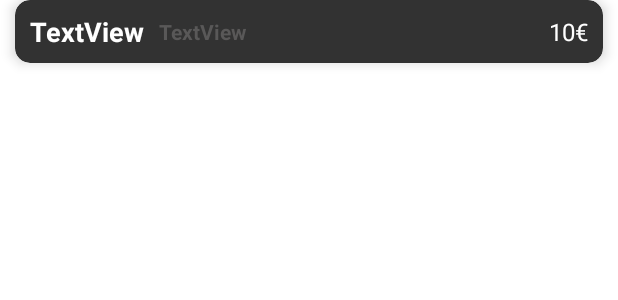
After one commit to Turksat46/bartender-io, an Android app: the layout ordereditemrow.xml on its own in the app's theme, with its tools: preview values and no code run, on a phone screen of 412 x 824 dp. The commit adds this screen. Shown: the top 300 px of the screen. Run offline under Robolectric (Android 15) with nearby library versions, the phone set to English and light mode, and no system bars.

Commit message:
Added ordering mechanism

```diff
--- a/app/build.gradle
+++ b/app/build.gradle
@@ -11,8 +11,8 @@ android {
         applicationId "com.turksat46.bartender"
         minSdk 30
         targetSdk 34
-        versionCode 4
-        versionName "1.0.3"
+        versionCode 5
+        versionName "1.1.3"
 
         testInstrumentationRunner "androidx.test.runner.AndroidJUnitRunner"
     }
@@ -53,6 +53,7 @@ dependencies {
     implementation("com.google.android.gms:play-services-auth:20.7.0")
     implementation 'com.firebaseui:firebase-ui-auth:7.2.0'
     implementation("com.google.android.gms:play-services-wallet:19.3.0")
+    implementation 'com.google.android.play:integrity:1.3.0'
 
     implementation 'com.squareup.picasso:picasso:2.8'
 }
--- a/app/src/main/java/com/turksat46/bartender/PaymentsUtil.java
+++ b/app/src/main/java/com/turksat46/bartender/PaymentsUtil.java
@@ -232,6 +232,7 @@ public class PaymentsUtil {
      * @param cents value of the price in cents.
      */
     public static String centsToString(long cents) {
+        //TODO: Diese Rundungen weg machen amk das klaut mir die Cents
         return new BigDecimal(cents)
                 .divide(CENTS_IN_A_UNIT, RoundingMode.HALF_EVEN)
                 .setScale(2, RoundingMode.HALF_EVEN)
--- /dev/null
+++ b/app/src/main/res/drawable/baseline_add_24.xml
@@ -0,0 +1,5 @@
+<vector android:height="24dp" android:tint="#FFFFFF"
+    android:viewportHeight="24" android:viewportWidth="24"
+    android:width="24dp" xmlns:android="http://schemas.android.com/apk/res/android">
+    <path android:fillColor="@android:color/white" android:pathData="M19,13h-6v6h-2v-6H5v-2h6V5h2v6h6v2z"/>
+</vector>
--- a/app/src/main/res/layout/activity_ordering.xml
+++ b/app/src/main/res/layout/activity_ordering.xml
@@ -154,6 +154,8 @@
                     android:layout_marginTop="10dp"
                     android:layout_marginEnd="10dp"
                     app:layout_constraintEnd_toEndOf="parent"
+                    app:layout_constraintHeight_max="180dp"
+                    app:layout_constraintHeight_min="180dp"
                     app:layout_constraintStart_toStartOf="parent"
                     app:layout_constraintTop_toBottomOf="@id/currentordertext">
 
--- /dev/null
+++ b/app/src/main/res/layout/ordereditemrow.xml
@@ -0,0 +1,67 @@
+<?xml version="1.0" encoding="utf-8"?>
+<androidx.constraintlayout.widget.ConstraintLayout xmlns:android="http://schemas.android.com/apk/res/android"
+    xmlns:app="http://schemas.android.com/apk/res-auto"
+    xmlns:tools="http://schemas.android.com/tools"
+    android:layout_width="match_parent"
+    android:layout_height="50dp">
+
+    <androidx.cardview.widget.CardView
+        android:layout_width="match_parent"
+        android:layout_height="wrap_content"
+        android:layout_marginStart="10dp"
+        android:layout_marginEnd="10dp"
+        app:cardBackgroundColor="#323232"
+        app:cardCornerRadius="10dp"
+        app:cardElevation="5dp"
+        app:layout_constraintEnd_toEndOf="parent"
+        app:layout_constraintStart_toStartOf="parent"
+        app:layout_constraintTop_toTopOf="parent">
+
+        <androidx.constraintlayout.widget.ConstraintLayout
+            android:layout_width="match_parent"
+            android:layout_height="match_parent">
+
+            <TextView
+                android:id="@+id/itemNameTextView"
+                android:layout_width="wrap_content"
+                android:layout_height="wrap_content"
+                android:layout_marginStart="10dp"
+                android:layout_marginTop="5dp"
+                android:layout_marginBottom="5dp"
+                android:text="TextView"
+                android:textColor="#FFFFFF"
+                android:textSize="18sp"
+                android:textStyle="bold"
+                app:layout_constraintBottom_toBottomOf="parent"
+                app:layout_constraintStart_toStartOf="parent"
+                app:layout_constraintTop_toTopOf="parent" />
+
+            <TextView
+                android:id="@+id/itemCostTextView"
+                android:layout_width="wrap_content"
+                android:layout_height="wrap_content"
+                android:layout_marginTop="10dp"
+                android:layout_marginEnd="10dp"
+                android:layout_marginBottom="10dp"
+                android:text="10€"
+                android:textColor="#FFFFFF"
+                android:textSize="16sp"
+                app:layout_constraintBottom_toBottomOf="parent"
+                app:layout_constraintEnd_toEndOf="parent"
+                app:layout_constraintTop_toTopOf="parent" />
+
+            <TextView
+                android:id="@+id/baveragesizeTextView"
+                android:layout_width="wrap_content"
+                android:layout_height="wrap_content"
+                android:layout_marginStart="10dp"
+                android:text="TextView"
+                android:textColor="#595858"
+                android:textStyle="bold"
+                app:layout_constraintBottom_toBottomOf="parent"
+                app:layout_constraintStart_toEndOf="@+id/itemNameTextView"
+                app:layout_constraintTop_toTopOf="parent" />
+
+        </androidx.constraintlayout.widget.ConstraintLayout>
+    </androidx.cardview.widget.CardView>
+</androidx.constraintlayout.widget.ConstraintLayout>
```
Also changed, not shown: app/src/main/java/com/turksat46/bartender/adapters/currentorderadapter.java (+68 -1 lines), app/src/main/java/com/turksat46/bartender/adapters/itemsfororderadapter.java (+35 -28 lines), app/src/main/java/com/turksat46/bartender/ordering.java (+83 -6 lines), app/src/main/java/com/turksat46/bartender/payment.java (+6 -2 lines), app/src/main/res/layout/itemfororderrow.xml (+14 -2 lines).
